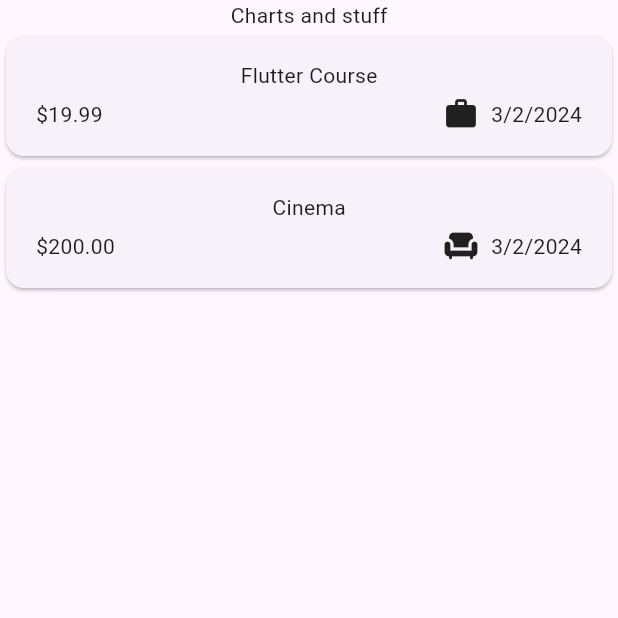
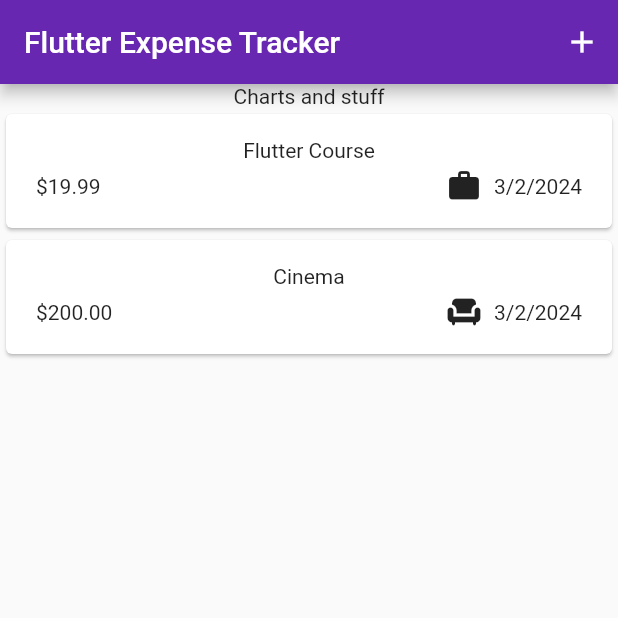
Before and after one commit to TeeWrath/expense-tracker, a Flutter app: the screen it shows after launch, on a phone screen of 412 x 824 dp, the top half of it. Run offline on Flutter 3.47's test engine with Material 3 defaults, Android fonts, the phone set to English and light mode, and no system bars.

Commit message:
feat: appbar

```diff
--- a/lib/main.dart
+++ b/lib/main.dart
@@ -3,8 +3,9 @@ import 'package:flutter/material.dart';
 
 void main() {
   WidgetsFlutterBinding.ensureInitialized();
-  runApp(const MaterialApp(
+  runApp(MaterialApp(
     debugShowCheckedModeBanner: false,
-    home: ExpensesScreen(),
+    theme: ThemeData(useMaterial3: false),
+    home: const ExpensesScreen(),
   ));
 }
--- a/lib/widgets/expenses.dart
+++ b/lib/widgets/expenses.dart
@@ -26,6 +26,13 @@ class _ExpensesScreenState extends State<ExpensesScreen> {
   @override
   Widget build(BuildContext context) {
     return Scaffold(
+      appBar: AppBar(
+        title: const Text('Flutter Expense Tracker'),
+        backgroundColor: const Color.fromARGB(255, 103, 39, 176),
+        actions: [
+          IconButton(onPressed: () {}, icon: const Icon(Icons.add))
+        ],
+      ),
       body: Column(
         children: [
           const Text('Charts and stuff'),
```
